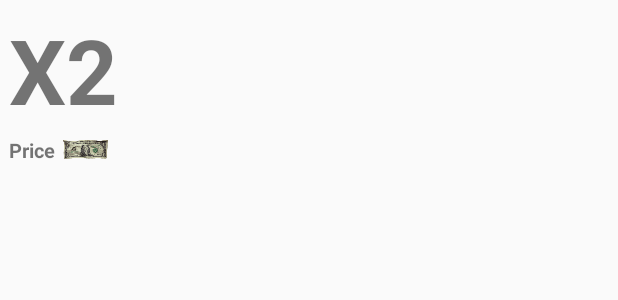
After one commit to krisz094/BeTheRichest, an Android app: the layout listitem_upgrade.xml on its own in the app's theme, with its tools: preview values and no code run, on a phone screen of 412 x 824 dp. The commit adds this screen. Shown: the top 300 px of the screen. Run offline under Robolectric (Android 15) with nearby library versions, the phone set to English and light mode, and no system bars.

Commit message:
correct upgrade save load

```diff
--- a/app/src/main/java/hu/uniobuda/nik/betherichest/GameObjects/Upgrade.java
+++ b/app/src/main/java/hu/uniobuda/nik/betherichest/GameObjects/Upgrade.java
@@ -56,6 +56,10 @@ public class Upgrade {
         return true;
     }
 
+    public String getEffect() {
+        return this.effect.getClass().getSimpleName();
+    }
+
     public boolean buy() {
         if (isBuyable()) {
             currentGame.buyUpgrade(id);
--- a/app/src/main/java/hu/uniobuda/nik/betherichest/Interfaces/DatabaseHandler.java
+++ b/app/src/main/java/hu/uniobuda/nik/betherichest/Interfaces/DatabaseHandler.java
@@ -130,7 +130,7 @@ public class DatabaseHandler {
         Cursor result = db.query(TABLE_UPGRADES, null, null, null, null, null, null);
         result.moveToFirst();  // kurzor előremozgatása, alapból a végén állt meg
         db.close();
-        while (result.moveToNext()) {
+        while (!result.isAfterLast()) {
             Integer id = result.getInt(result.getColumnIndex("_id"));
             Boolean rank;
             if (result.getInt(result.getColumnIndex("rank")) == 1) {
@@ -139,6 +139,7 @@ public class DatabaseHandler {
                 rank = false;
             }
             upgradeIdUnlocked.put(id, rank);
+            result.moveToNext();
         }
         return result;
     }
--- /dev/null
+++ b/app/src/main/res/layout/listitem_upgrade.xml
@@ -0,0 +1,75 @@
+<?xml version="1.0" encoding="utf-8"?>
+<RelativeLayout
+    xmlns:android="http://schemas.android.com/apk/res/android"
+    xmlns:app="http://schemas.android.com/apk/res-auto"
+    android:layout_width="wrap_content"
+    android:layout_height="wrap_content"
+    android:padding="2dp">
+
+    <LinearLayout
+        android:layout_width="wrap_content"
+        android:layout_height="wrap_content"
+        android:layout_centerInParent="true"
+        android:layout_marginLeft="8dp"
+
+        android:orientation="vertical">
+
+        <RelativeLayout
+            android:layout_width="wrap_content"
+            android:layout_height="wrap_content"
+            android:orientation="horizontal">
+
+            <ImageView
+                android:id="@+id/invIcon"
+                android:layout_width="55dp"
+                android:layout_height="55dp"
+                android:layout_alignBottom="@+id/linearLayout"
+                android:layout_alignParentStart="true"
+                android:layout_centerInParent="true"
+                android:scaleType="centerCrop" />
+
+            <TextView
+                android:id="@+id/label"
+                android:layout_width="wrap_content"
+                android:layout_height="wrap_content"
+                android:layout_marginTop="4dp"
+                android:text="X2"
+                android:textSize="60sp"
+                android:textStyle="bold" />
+
+
+        </RelativeLayout>
+
+        <RelativeLayout
+            android:layout_width="wrap_content"
+            android:layout_height="wrap_content"
+            android:orientation="horizontal">
+            <TextView
+                android:id="@+id/price"
+                android:layout_width="wrap_content"
+                android:layout_height="wrap_content"
+                android:layout_marginTop="4dp"
+                android:text="Price"
+                android:textSize="13sp"
+                android:textStyle="bold" />
+            <ImageView
+                android:id="@+id/dollarIcon"
+                android:layout_width="30dp"
+                android:layout_height="14sp"
+                android:layout_marginLeft="5dp"
+                android:layout_marginTop="6dp"
+                android:layout_toEndOf="@+id/price"
+                android:adjustViewBounds="true"
+                app:srcCompat="@drawable/dollarsmall" /> />
+
+        </RelativeLayout>
+
+    </LinearLayout>
+
+
+
+
+
+
+
+</RelativeLayout>
```
Also changed, not shown: app/src/main/java/hu/uniobuda/nik/betherichest/MainActivity.java (+13 -8 lines), app/src/main/java/hu/uniobuda/nik/betherichest/UpgradeAdapter.java (added, +109 -0 lines), app/src/main/java/hu/uniobuda/nik/betherichest/UpgradeListFragment.java (added, +107 -0 lines), app/src/main/res/layout/activity_main.xml (+7 -0 lines), app/src/main/res/layout/upgrades_list.xml (added, +18 -0 lines).
